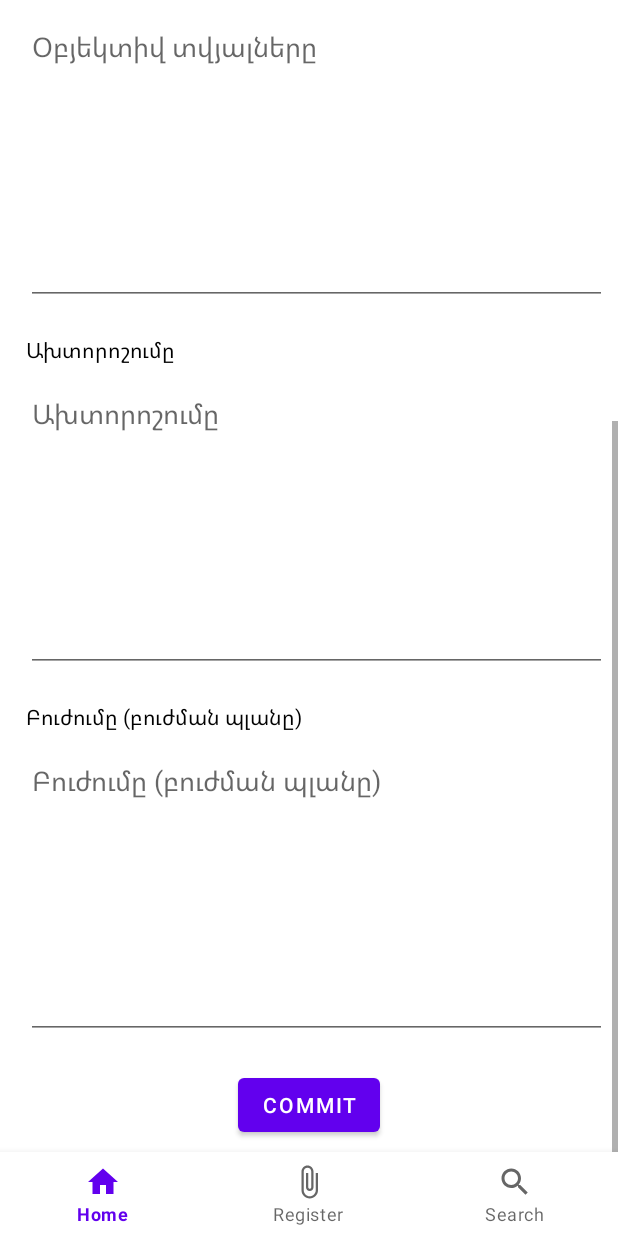
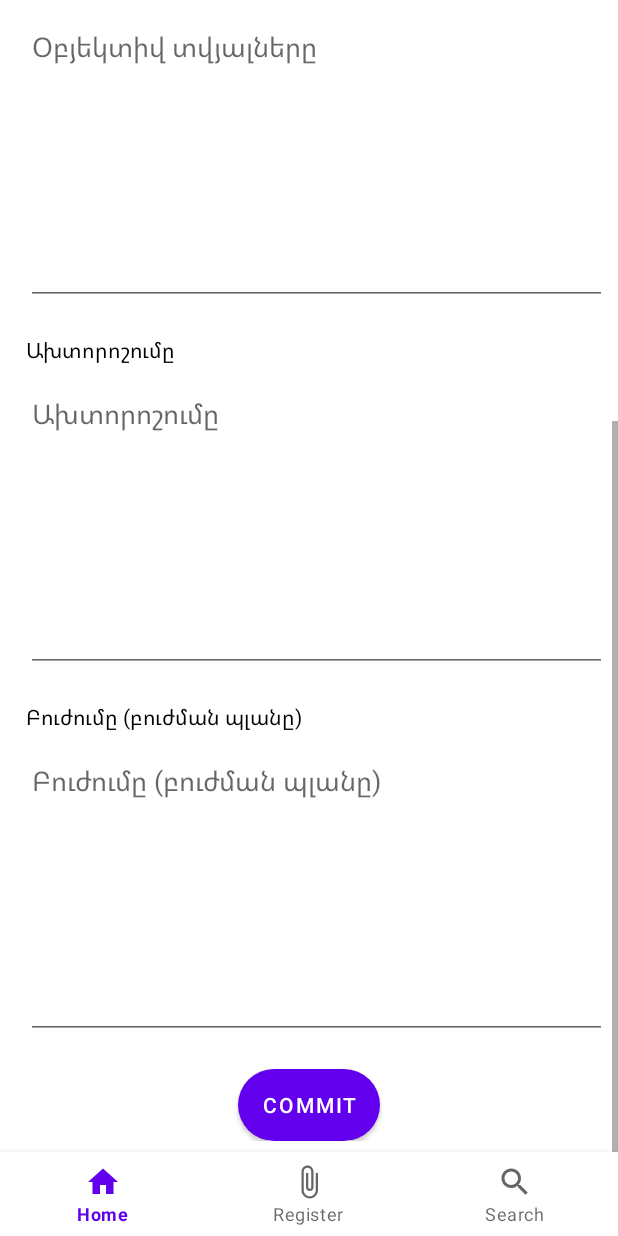
Before and after one commit to sargiss987/clinic-info, an Android app: the fragment TreatmentProcessFragment placed in its activity, scrolled down 442 dp, on a phone screen of 412 x 824 dp. Run offline under Robolectric (Android 15) with nearby library versions, the phone set to English and light mode, and no system bars; our stand-ins replace Room's generated code.

Commit message:
Button design

```diff
--- a/app/src/main/res/layout/fragment_register.xml
+++ b/app/src/main/res/layout/fragment_register.xml
@@ -5,11 +5,10 @@
     android:layout_width="match_parent"
     android:layout_height="match_parent">
 
-<androidx.constraintlayout.widget.ConstraintLayout xmlns:android="http://schemas.android.com/apk/res/android"
-    xmlns:app="http://schemas.android.com/apk/res-auto"
+<androidx.constraintlayout.widget.ConstraintLayout
     android:id="@+id/parent"
     android:layout_width="match_parent"
-    android:layout_height="match_parent"
+    android:layout_height="wrap_content"
     android:padding="7dp">
 
     <TextView
--- a/app/src/main/res/layout/fragment_treatment_process.xml
+++ b/app/src/main/res/layout/fragment_treatment_process.xml
@@ -175,6 +175,7 @@
 
         <com.google.android.material.button.MaterialButton
             android:id="@+id/btnCommitOral"
+            android:background="@drawable/button_background"
             android:layout_width="wrap_content"
             android:layout_height="wrap_content"
             android:text="commit"
```
